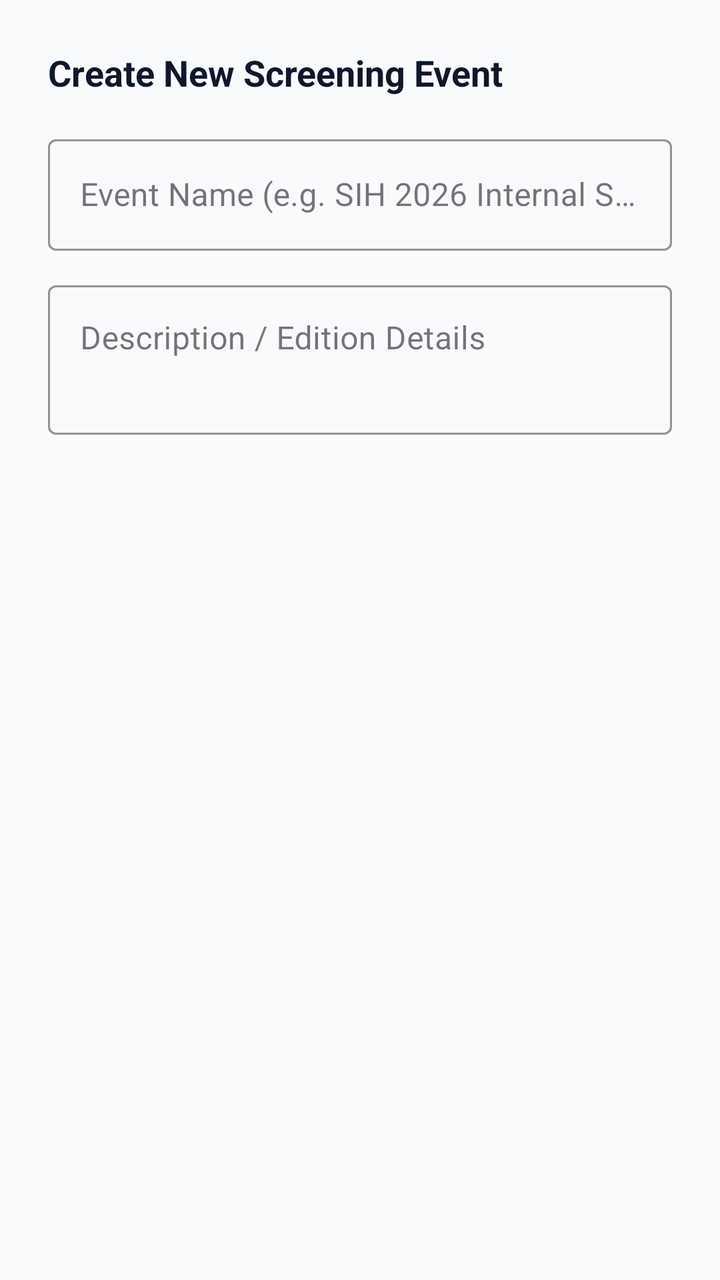
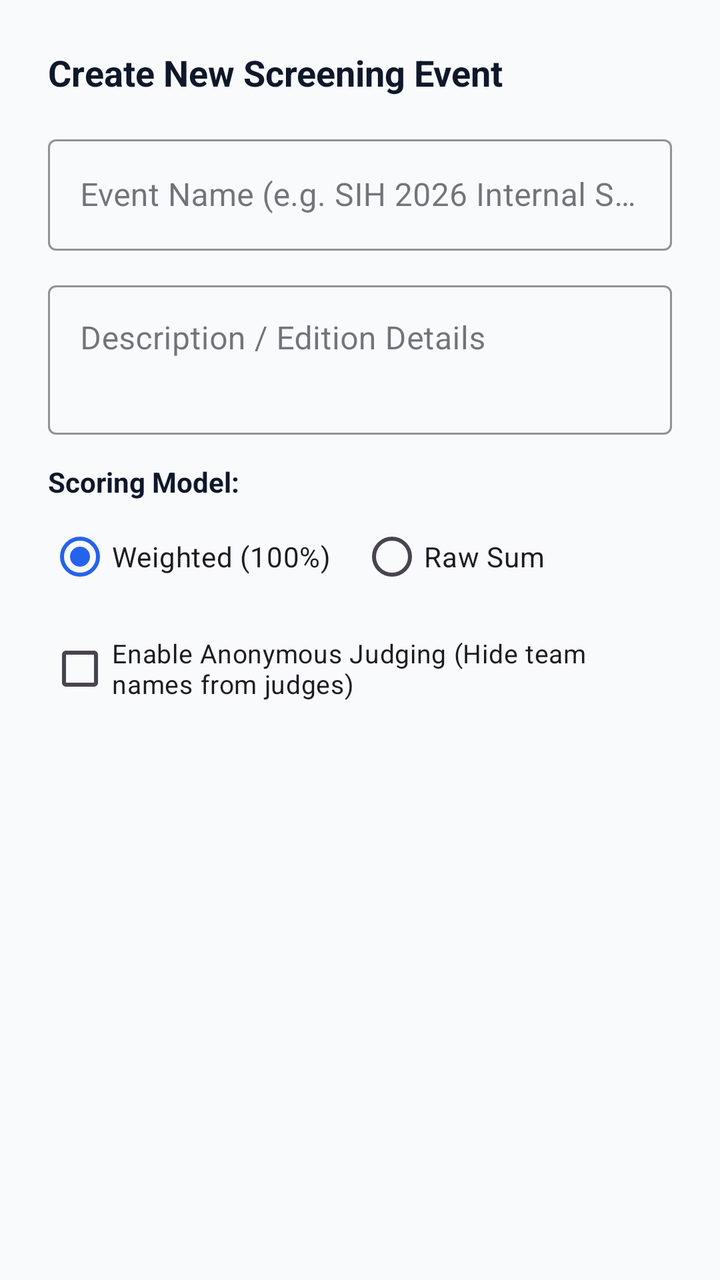

Two renders of the same Android screen: before a commit and after it. Below are the layout's source before the change and the commit's diff.
<!-- AndroidManifest.xml: application theme Theme.Judgex -->
<!-- res/layout/dialog_add_event.xml -->
<?xml version="1.0" encoding="utf-8"?>
<LinearLayout xmlns:android="http://schemas.android.com/apk/res/android"
    xmlns:app="http://schemas.android.com/apk/res-auto"
    android:layout_width="match_parent"
    android:layout_height="wrap_content"
    android:orientation="vertical"
    android:padding="24dp">

    <TextView
        android:id="@+id/tvDialogTitle"
        android:layout_width="wrap_content"
        android:layout_height="wrap_content"
        android:text="Create New Screening Event"
        android:textColor="@color/text_primary"
        android:textSize="18sp"
        android:textStyle="bold" />

    <com.google.android.material.textfield.TextInputLayout
        android:id="@+id/tilEventName"
        style="@style/Widget.MaterialComponents.TextInputLayout.OutlinedBox"
        android:layout_width="match_parent"
        android:layout_height="wrap_content"
        android:layout_marginTop="16dp"
        android:hint="Event Name (e.g. SIH 2026 Internal Screening)"
        app:boxStrokeColor="@color/accent">

        <com.google.android.material.textfield.TextInputEditText
            android:id="@+id/etEventName"
            android:layout_width="match_parent"
            android:layout_height="wrap_content"
            android:inputType="textCapWords" />

    </com.google.android.material.textfield.TextInputLayout>

    <com.google.android.material.textfield.TextInputLayout
        android:id="@+id/tilEventDescription"
        style="@style/Widget.MaterialComponents.TextInputLayout.OutlinedBox"
        android:layout_width="match_parent"
        android:layout_height="wrap_content"
        android:layout_marginTop="12dp"
        android:hint="Description / Edition Details"
        app:boxStrokeColor="@color/accent">

        <com.google.android.material.textfield.TextInputEditText
            android:id="@+id/etEventDescription"
            android:layout_width="match_parent"
            android:layout_height="wrap_content"
            android:gravity="top|start"
            android:inputType="textMultiLine"
            android:minLines="2" />

    </com.google.android.material.textfield.TextInputLayout>

</LinearLayout>
<!-- resources referenced by this layout -->
<resources>
  <color name="accent">#2563EB</color>
  <color name="text_primary">#0F172A</color>
  <style name="Theme.Judgex" parent="Theme.Material3.DayNight.NoActionBar">
          
          <item name="colorPrimary">@color/accent</item>
          <item name="colorPrimaryVariant">@color/primary_dark</item>
          <item name="colorOnPrimary">@color/white</item>
          
          <item name="colorSecondary">@color/accent_light</item>
          <item name="colorSecondaryVariant">@color/accent</item>
          <item name="colorOnSecondary">@color/white</item>
          
          <item name="android:statusBarColor">@color/primary</item>
          <item name="android:windowLightStatusBar">false</item>
          
          <item name="android:windowBackground">@color/background</item>
      </style>
  <color name="primary_dark">#020617</color>
  <color name="white">#FFFFFF</color>
  <color name="accent_light">#3B82F6</color>
  <color name="primary">#0F172A</color>
  <color name="background">#F8FAFC</color>
</resources>

<!-- the commit's change to res/layout/dialog_add_event.xml (unified diff, before → after) -->
@@ -51,4 +51,45 @@
 
     </com.google.android.material.textfield.TextInputLayout>
 
+    <TextView
+        android:layout_width="wrap_content"
+        android:layout_height="wrap_content"
+        android:layout_marginTop="14dp"
+        android:text="Scoring Model:"
+        android:textColor="@color/text_primary"
+        android:textSize="14sp"
+        android:textStyle="bold" />
+
+    <RadioGroup
+        android:id="@+id/rgScoringType"
+        android:layout_width="match_parent"
+        android:layout_height="wrap_content"
+        android:layout_marginTop="4dp"
+        android:orientation="horizontal">
+
+        <RadioButton
+            android:id="@+id/rbScoringWeighted"
+            android:layout_width="0dp"
+            android:layout_height="wrap_content"
+            android:layout_weight="1"
+            android:checked="true"
+            android:text="Weighted (100%)" />
+
+        <RadioButton
+            android:id="@+id/rbScoringRaw"
+            android:layout_width="0dp"
+            android:layout_height="wrap_content"
+            android:layout_weight="1"
+            android:text="Raw Sum" />
+
+    </RadioGroup>
+
+    <com.google.android.material.checkbox.MaterialCheckBox
+        android:id="@+id/cbAnonymousJudging"
+        android:layout_width="match_parent"
+        android:layout_height="wrap_content"
+        android:layout_marginTop="8dp"
+        android:text="Enable Anonymous Judging (Hide team names from judges)"
+        android:textSize="13sp" />
+
 </LinearLayout>
